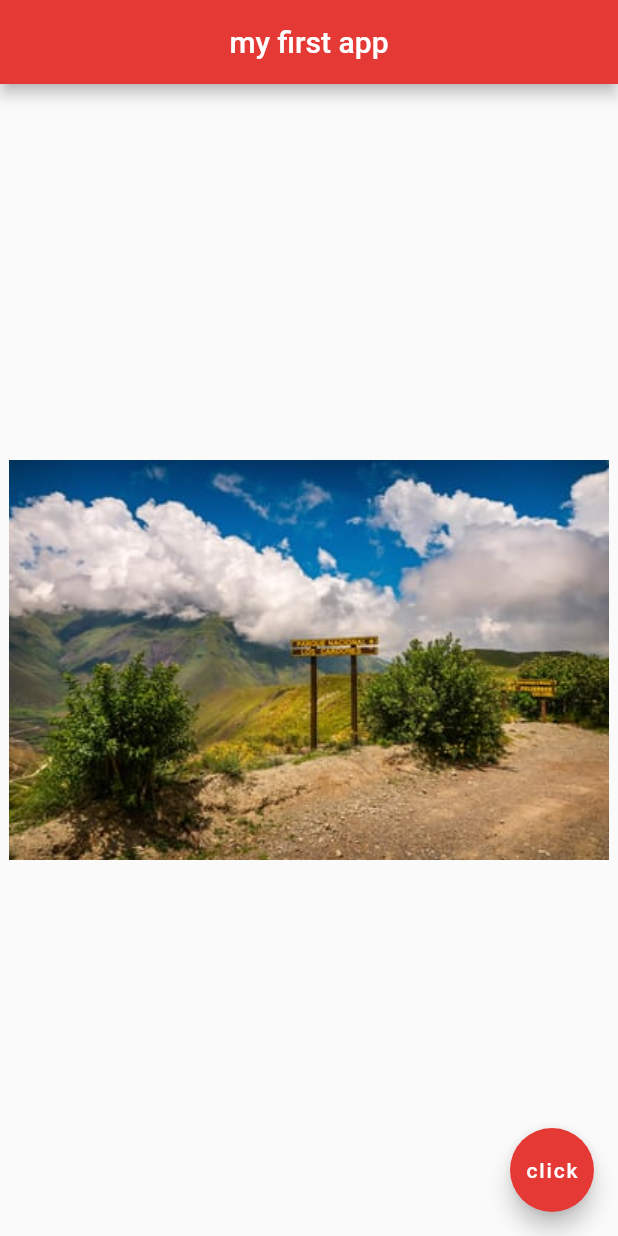
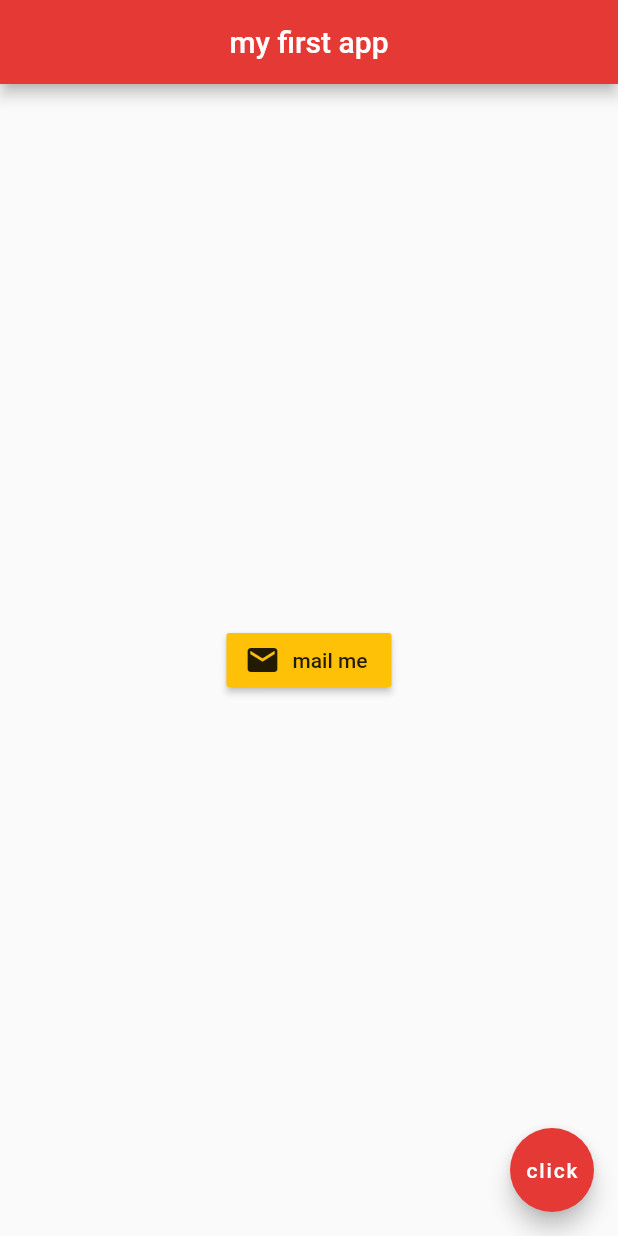
Before and after one commit to MbuguaCaleb/second_flutter_app, a Flutter app: the screen it shows after launch, on a phone screen of 412 x 824 dp. Run offline on Flutter 3.47's test engine with Material 2 defaults, Android fonts, the phone set to English and light mode, and no system bars.

Commit message:
'icons-and-icon-buttons'

```diff
--- a/lib/main.dart
+++ b/lib/main.dart
@@ -22,7 +22,14 @@ class Home extends StatelessWidget {
         backgroundColor: Colors.red[600],
       ),
       body: Center(
-        child: Image.asset('assets/image3.jpg')
+        child: RaisedButton.icon(
+          onPressed: (){},
+          icon:Icon(
+            Icons.mail
+          ),
+          label: Text('mail me'),
+          color: Colors.amber,
+        )
       ),
       floatingActionButton: FloatingActionButton(
         onPressed: (){},
```
Also changed, not shown: 1 other file.
